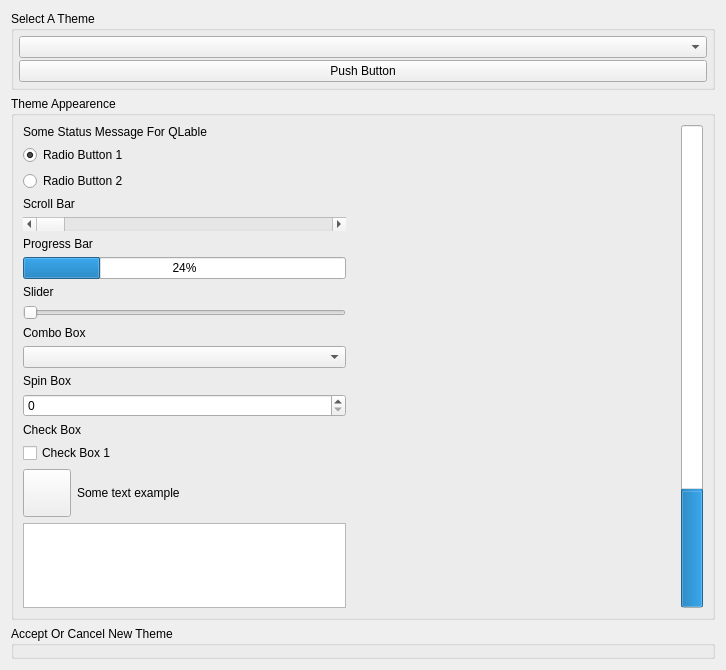
brettrjones-github/nolimitconnect, file AppsSrc/CommonSrc/Forms/AppletTheme.ui: the form before one commit.
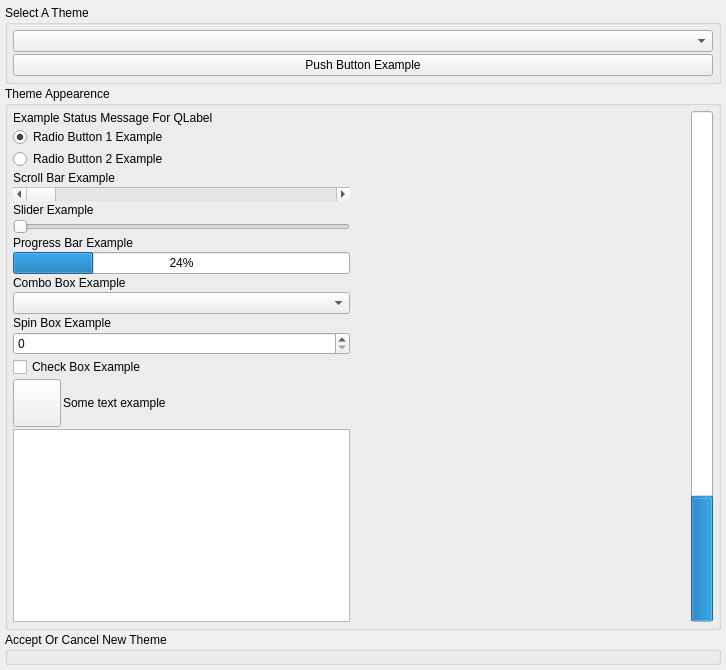
The form after the commit. Custom widgets are drawn as their Qt base class.

```diff
--- a/AppsSrc/CommonSrc/Forms/AppletTheme.ui
+++ b/AppsSrc/CommonSrc/Forms/AppletTheme.ui
@@ -20,6 +20,21 @@
    <string>Form</string>
   </property>
   <layout class="QVBoxLayout" name="verticalLayout_3">
+   <property name="spacing">
+    <number>2</number>
+   </property>
+   <property name="leftMargin">
+    <number>5</number>
+   </property>
+   <property name="topMargin">
+    <number>5</number>
+   </property>
+   <property name="rightMargin">
+    <number>5</number>
+   </property>
+   <property name="bottomMargin">
+    <number>5</number>
+   </property>
    <item>
     <widget class="QGroupBox" name="m_SelectThemeGroupBox">
      <property name="sizePolicy">
@@ -75,7 +90,7 @@
       <item>
        <widget class="QPushButton" name="m_ExampleButton">
         <property name="text">
-         <string>Push Button</string>
+         <string>Push Button Example</string>
         </property>
        </widget>
       </item>
@@ -100,19 +115,37 @@
       <string>Theme Appearence</string>
      </property>
      <layout class="QHBoxLayout" name="horizontalLayout_3">
+      <property name="spacing">
+       <number>2</number>
+      </property>
+      <property name="leftMargin">
+       <number>5</number>
+      </property>
+      <property name="topMargin">
+       <number>5</number>
+      </property>
+      <property name="rightMargin">
+       <number>5</number>
+      </property>
+      <property name="bottomMargin">
+       <number>5</number>
+      </property>
       <item>
        <layout class="QVBoxLayout" name="verticalLayout">
+        <property name="spacing">
+         <number>2</number>
+        </property>
         <item>
          <widget class="QLabel" name="m_StatusLabel">
           <property name="text">
-           <string notr="true">Some Status Message For QLable</string>
+           <string notr="true">Example Status Message For QLabel</string>
           </property>
          </widget>
         </item>
         <item>
          <widget class="QRadioButton" name="radioButton">
           <property name="text">
-           <string>Radio Button 1</string>
+           <string>Radio Button 1 Example</string>
           </property>
           <property name="checked">
            <bool>true</bool>
@@ -122,14 +155,14 @@
         <item>
          <widget class="QRadioButton" name="radioButton_2">
           <property name="text">
-           <string>Radio Button 2</string>
+           <string>Radio Button 2 Example</string>
           </property>
          </widget>
         </item>
         <item>
          <widget class="QLabel" name="label">
           <property name="text">
-           <string>Scroll Bar</string>
+           <string>Scroll Bar Example</string>
           </property>
          </widget>
         </item>
@@ -140,10 +173,24 @@
           </property>
          </widget>
         </item>
+        <item>
+         <widget class="QLabel" name="label_6">
+          <property name="text">
+           <string>Slider Example</string>
+          </property>
+         </widget>
+        </item>
+        <item>
+         <widget class="QSlider" name="horizontalSlider">
+          <property name="orientation">
+           <enum>Qt::Horizontal</enum>
+          </property>
+         </widget>
+        </item>
         <item>
          <widget class="QLabel" name="label_2">
           <property name="text">
-           <string>Progress Bar</string>
+           <string>Progress Bar Example</string>
           </property>
          </widget>
         </item>
@@ -154,24 +201,10 @@
           </property>
          </widget>
         </item>
-        <item>
-         <widget class="QLabel" name="label_6">
-          <property name="text">
-           <string>Slider</string>
-          </property>
-         </widget>
-        </item>
-        <item>
-         <widget class="QSlider" name="horizontalSlider">
-          <property name="orientation">
-           <enum>Qt::Horizontal</enum>
-          </property>
-         </widget>
-        </item>
         <item>
          <widget class="QLabel" name="label_3">
           <property name="text">
-           <string>Combo Box</string>
+           <string>Combo Box Example</string>
           </property>
          </widget>
         </item>
@@ -181,20 +214,13 @@
         <item>
          <widget class="QLabel" name="label_4">
           <property name="text">
-           <string>Spin Box</string>
+           <string>Spin Box Example</string>
           </property>
          </widget>
         </item>
         <item>
          <widget class="QSpinBox" name="spinBox"/>
         </item>
-        <item>
-         <widget class="QLabel" name="label_5">
-          <property name="text">
-           <string>Check Box</string>
-          </property>
-         </widget>
-        </item>
         <item>
          <widget class="QCheckBox" name="m_ExampleCheckBox">
           <property name="sizePolicy">
@@ -204,7 +230,7 @@
            </sizepolicy>
           </property>
           <property name="text">
-           <string>Check Box 1</string>
+           <string>Check Box Example</string>
           </property>
          </widget>
         </item>
@@ -308,7 +334,7 @@
      </property>
      <layout class="QVBoxLayout" name="verticalLayout_2">
       <property name="spacing">
-       <number>5</number>
+       <number>2</number>
       </property>
       <property name="leftMargin">
        <number>5</number>
```
